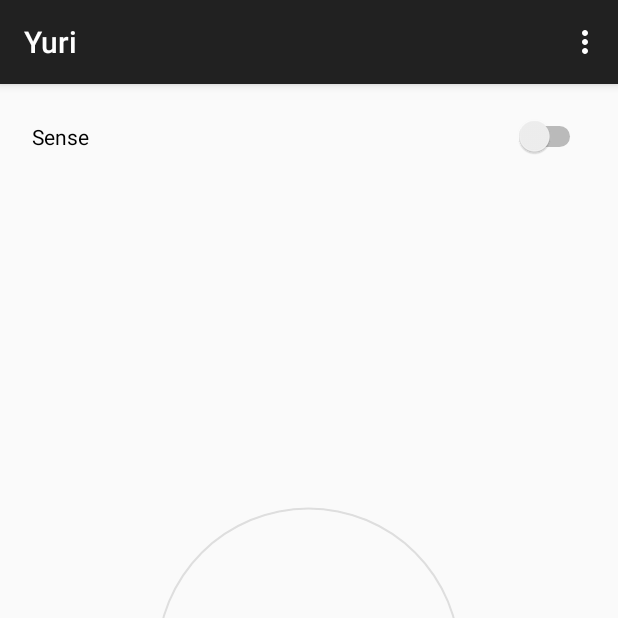
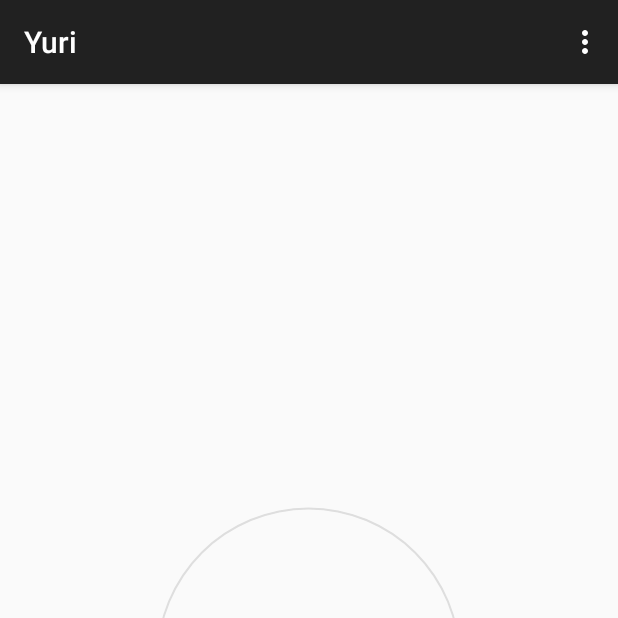
Before and after one commit to Hekek/Wakana_2, an Android app: the screen it shows after launch (MainActivity), on a phone screen of 412 x 824 dp, the top half of it. Run offline under Robolectric (Android 15) with nearby library versions, the phone set to English and light mode, and no system bars.

Commit message:
Cleaning Project

```diff
--- a/app/src/main/java/com/example/mosta/wakana/AddSoundActivity.java
+++ b/app/src/main/java/com/example/mosta/wakana/AddSoundActivity.java
@@ -25,7 +25,6 @@ import java.util.ArrayList;
 import java.util.Collections;
 import java.util.Comparator;
 import java.util.HashMap;
-import java.util.HashSet;
 import java.util.Iterator;
 import java.util.List;
 import java.util.Map;
--- a/app/src/main/java/com/example/mosta/wakana/MainActivity.java
+++ b/app/src/main/java/com/example/mosta/wakana/MainActivity.java
@@ -38,7 +38,7 @@ public class MainActivity extends AppCompatActivity {
 
     private static final String TAG = "CORE";
 
-    private boolean Tremor=false;
+    private boolean Tremor = false;
 
     public String lastnotify = null;
 
@@ -57,26 +57,6 @@ public class MainActivity extends AppCompatActivity {
         loadBell();
 
         shapee = (View) findViewById(R.id.myRectangleView);
-
-        //Tremor Switch
-        Switch tremorSwitch = (Switch) findViewById(R.id.tremorSwitch);
-        tremorSwitch.setChecked(false);
-        tremorSwitch.setVisibility(View.INVISIBLE);
-        tremorSwitch.setOnCheckedChangeListener(new CompoundButton.OnCheckedChangeListener() {
-
-            @Override
-            public void onCheckedChanged(CompoundButton buttonView,
-                                         boolean isChecked) {
-                if (isChecked) {
-                    toast("Tremor ON");
-                    startTremor();
-
-                } else {
-                    toast("Tremor OFF");
-                    stopTremor();
-                }
-            }
-        });
     }
 
     @Override
@@ -113,7 +93,7 @@ public class MainActivity extends AppCompatActivity {
     @Override
     protected void onStop(){
         super.onStop();
-        System.out.println("STOP CLOSED");
+        System.out.println("STOP");
     }
 
     @Override
--- a/app/src/main/java/com/example/mosta/wakana/TremorElaborator.java
+++ b/app/src/main/java/com/example/mosta/wakana/TremorElaborator.java
@@ -82,6 +82,7 @@ public class TremorElaborator implements Runnable {
             String hash = ""+h;
             if (database.hashExist(hash))
             {
+                //ANOTHER THREAD SHOULD START HERE FOR THE SPECIFIED SOUND - NEED TO BE DONE
                 String label = database.getLabel(hash);
                 System.out.println("NOTIFY:"+label);
                 Intent intent=new Intent(mContext,Notifications.class).putExtra("LABEL",label);
--- a/app/src/main/res/layout/activity_main.xml
+++ b/app/src/main/res/layout/activity_main.xml
@@ -8,33 +8,6 @@
     android:paddingRight="@dimen/activity_horizontal_margin"
     android:paddingTop="@dimen/activity_vertical_margin"
     tools:context="com.example.mosta.wakana.MainActivity">
-
-    <Switch
-        android:layout_width="wrap_content"
-        android:layout_height="wrap_content"
-        android:text="Sense"
-        android:id="@+id/senseSwitch"
-        android:layout_alignParentTop="true"
-        android:layout_alignParentLeft="true"
-        android:layout_alignParentStart="true"
-        android:layout_alignParentRight="true"
-        android:layout_alignParentEnd="true"
-        android:checked="false"
-        android:layout_margin="5dp" />
-
-    <Switch
-        android:layout_width="wrap_content"
-        android:layout_height="wrap_content"
-        android:text="Tremor"
-        android:id="@+id/tremorSwitch"
-        android:layout_below="@+id/senseSwitch"
-        android:layout_alignParentRight="true"
-        android:layout_alignParentEnd="true"
-        android:layout_alignParentLeft="true"
-        android:layout_alignParentStart="true"
-        android:checked="false"
-        android:layout_margin="5dp"
-        android:elegantTextHeight="false" />
 
     <ProgressBar
         android:id="@+id/progressBar"
```
Also changed, not shown: app/src/main/java/com/example/mosta/wakana/ForegroundCoreService.java (deleted, +0 -233 lines), app/src/main/res/layout/bluetooth_device_name.xml (deleted, +0 -9 lines).
